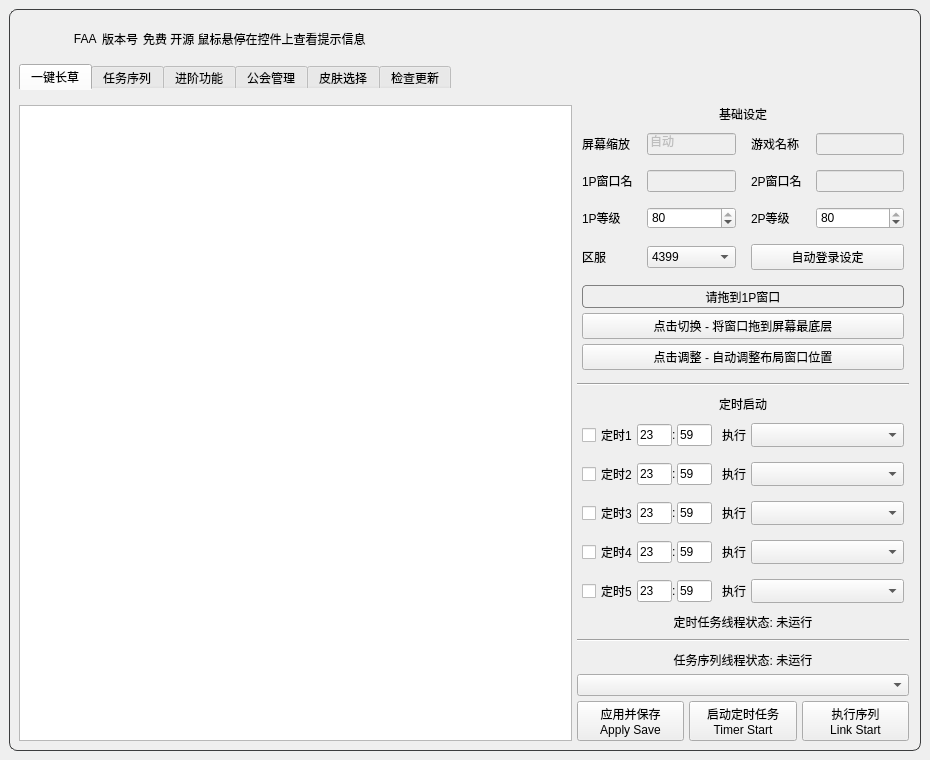
StareAbyss/FoodsVsMiceAutoAssistant, file resource/ui/FAA_3.0.ui: the form before one commit.
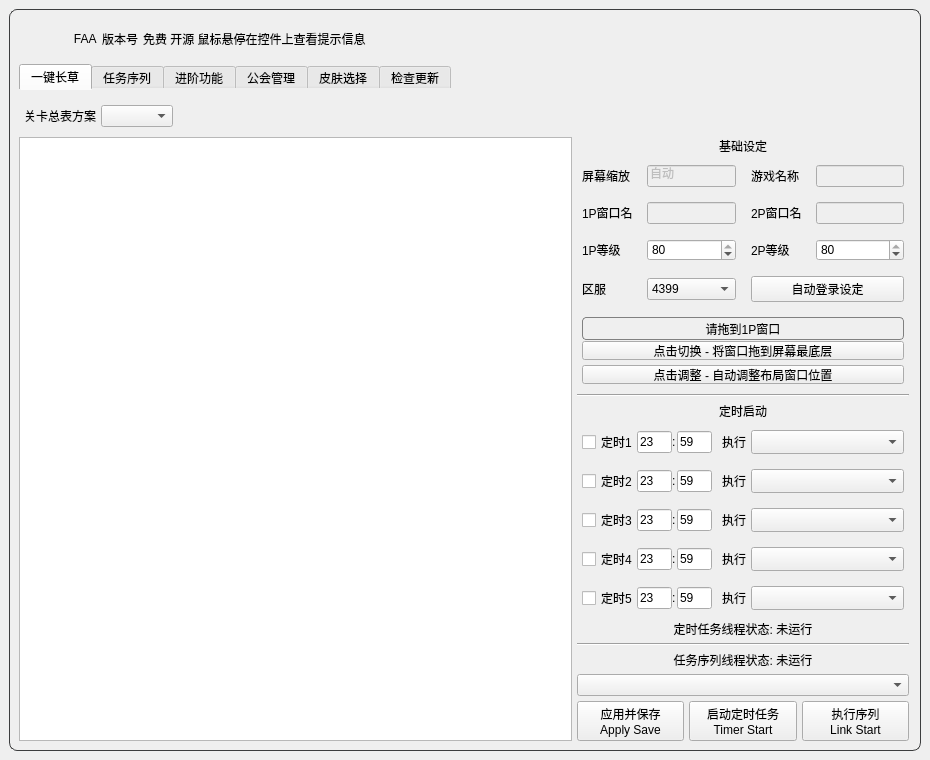
The form after the commit. Icons and pictures are not drawn. Custom widgets are drawn as their Qt base class.

Commit message:
集成关卡总表到主配置与运行时
- 每套方案存为 stage_plan/<名字>.json，旧配置迁移为 old.json

- 编辑器支持载入/保存/另存为，自动做方案名与 UUID 转换

- 一键长草页加总表下拉框，选择写入 settings 的 base_settings.stage_plan

- todo.py 按所选总表读取方案，缺失时回退旧路径

- 同步配置迁移清单与文档

```diff
--- a/resource/ui/FAA_3.0.ui
+++ b/resource/ui/FAA_3.0.ui
@@ -401,6 +401,39 @@
            <property name="bottomMargin">
             <number>0</number>
            </property>
+           <item>
+            <layout class="QHBoxLayout" name="Lay_StagePlanSelect">
+             <property name="leftMargin">
+              <number>5</number>
+             </property>
+             <property name="topMargin">
+              <number>5</number>
+             </property>
+             <item>
+              <widget class="QLabel" name="Label_StagePlan">
+               <property name="text">
+                <string>关卡总表方案</string>
+               </property>
+              </widget>
+             </item>
+             <item>
+              <widget class="QComboBox" name="StagePlanCombo"/>
+             </item>
+             <item>
+              <spacer name="horizontalSpacer_StagePlan">
+               <property name="orientation">
+                <enum>Qt::Horizontal</enum>
+               </property>
+               <property name="sizeHint" stdset="0">
+                <size>
+                 <width>40</width>
+                 <height>20</height>
+                </size>
+               </property>
+              </spacer>
+             </item>
+            </layout>
+           </item>
            <item>
             <layout class="QHBoxLayout" name="Lay_Tab1" stretch="5,3">
              <property name="sizeConstraint">
```
The commit also changes 10 other files.
